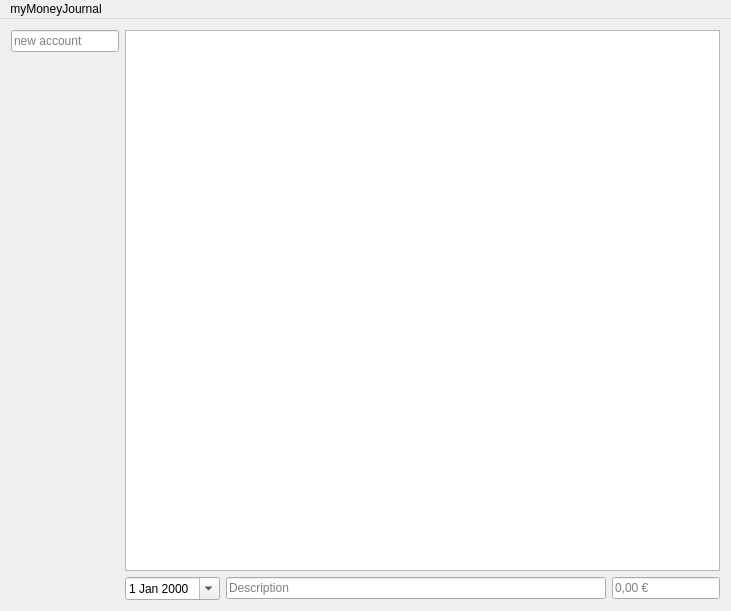
The window that src/mainwindow.ui (SomethingElese18878/myMoneyJournal) describes before a commit, drawn with Qt 5.
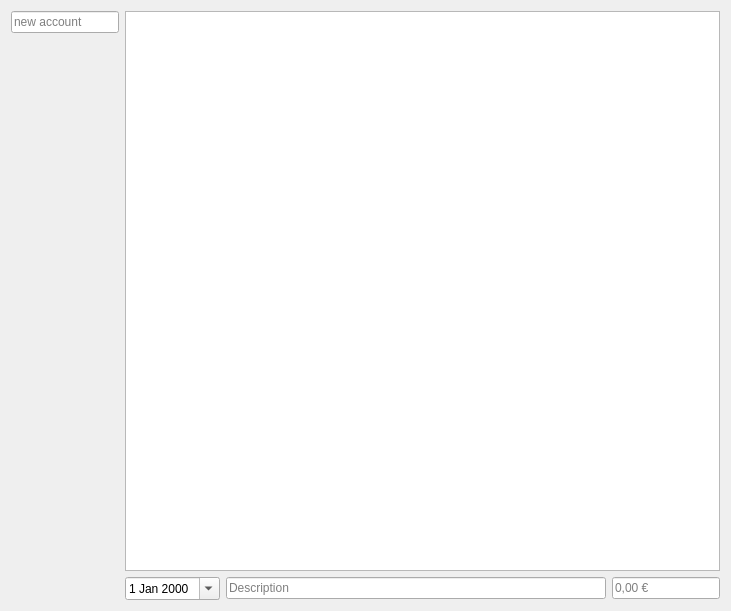
The same window after the commit.

Commit message: migrated to qt 5.1.1 - no important changes

Patch:
```diff
--- a/src/mainwindow.ui
+++ b/src/mainwindow.ui
@@ -111,15 +111,9 @@
      <x>0</x>
      <y>0</y>
      <width>731</width>
-     <height>25</height>
+     <height>20</height>
     </rect>
    </property>
-   <widget class="QMenu" name="menuMyMoneyJournal">
-    <property name="title">
-     <string>myMoneyJournal</string>
-    </property>
-   </widget>
-   <addaction name="menuMyMoneyJournal"/>
   </widget>
  </widget>
  <layoutdefault spacing="6" margin="11"/>
```
Left out of the diff: 10 changed lines with no effect on the pictures.
